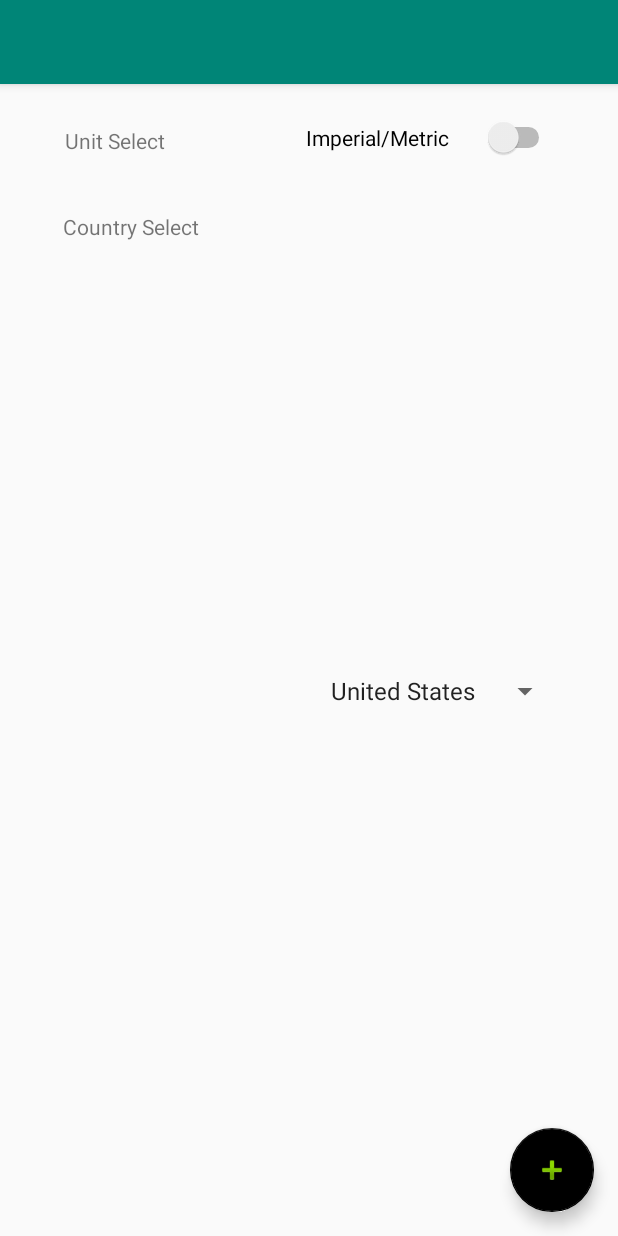
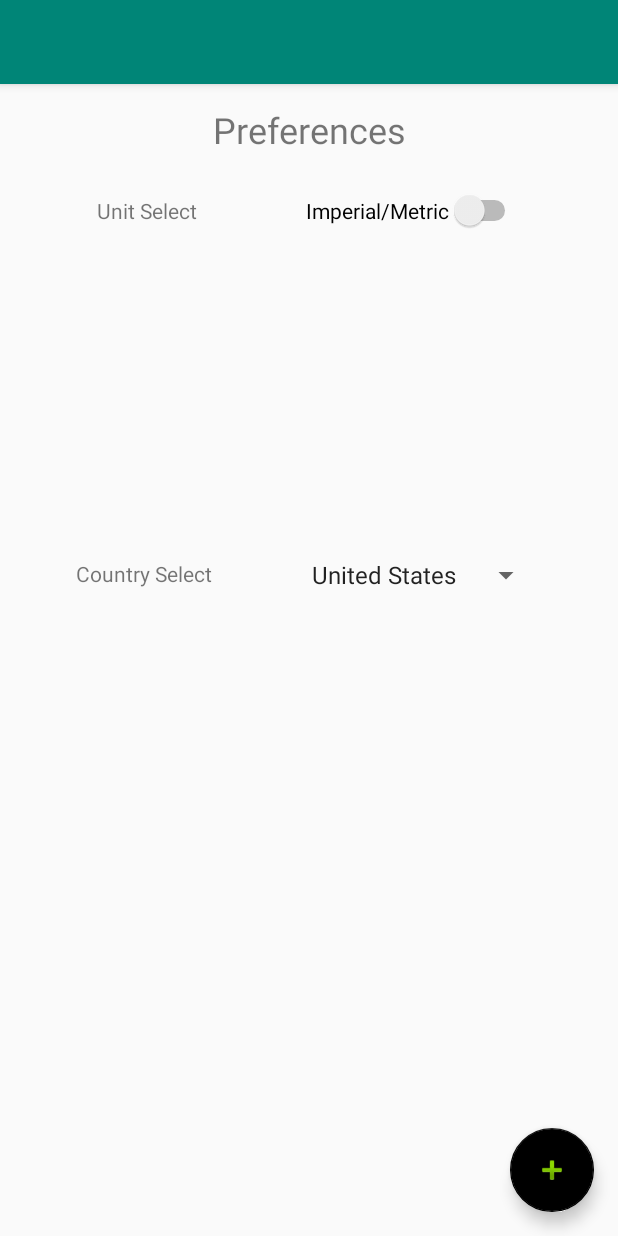
Before and after one commit to SCCapstone/DBK, an Android app: the screen it shows after launch (NavigationActivity), in the side drawer, after a tap on "Settings", on a phone screen of 412 x 824 dp. Run offline under Robolectric (Android 15) with nearby library versions, the phone set to English and light mode, and no system bars; our stand-ins replace Room's generated code; libraries missing offline, so code that uses them is left out: javax.measure.quantity, javax.measure.unit, org.jscience.physics; 5 statements that could not run were skipped.

Commit message:
About Us module is implemented
Changed settings layout to a constraint based layou

```diff
--- a/app/src/main/res/layout/settings_layout.xml
+++ b/app/src/main/res/layout/settings_layout.xml
@@ -1,10 +1,12 @@
 <?xml version="1.0" encoding="utf-8"?>
-<RelativeLayout xmlns:android="http://schemas.android.com/apk/res/android"
+<android.support.constraint.ConstraintLayout xmlns:android="http://schemas.android.com/apk/res/android"
+    xmlns:tools="http://schemas.android.com/tools"
     android:layout_width="match_parent"
     android:layout_height="match_parent"
     xmlns:app="http://schemas.android.com/apk/res-auto">
 
     <android.support.design.widget.AppBarLayout
+        android:id="@+id/appBarLayout"
         android:layout_width="match_parent"
         android:layout_height="wrap_content"
         android:theme="@style/AppTheme.AppBarOverlay">
@@ -25,9 +27,14 @@
         android:layout_height="wrap_content"
         android:layout_alignParentTop="true"
         android:layout_centerHorizontal="true"
-        android:layout_marginTop="9dp"
+        android:layout_marginStart="8dp"
+        android:layout_marginTop="14dp"
+        android:layout_marginEnd="8dp"
         android:text="Preferences"
-        android:textSize="24sp" />
+        android:textSize="24sp"
+        app:layout_constraintEnd_toEndOf="parent"
+        app:layout_constraintStart_toStartOf="parent"
+        app:layout_constraintTop_toBottomOf="@+id/appBarLayout" />
 
     <Switch
         android:id="@+id/unitSwitch"
@@ -35,11 +42,14 @@
         android:layout_height="wrap_content"
         android:layout_below="@+id/textView12"
         android:layout_alignParentEnd="true"
-        android:layout_marginStart="94dp"
-        android:layout_marginTop="36dp"
-        android:layout_marginEnd="42dp"
+        android:layout_marginStart="8dp"
+        android:layout_marginTop="24dp"
+        android:layout_marginEnd="8dp"
         android:layout_toEndOf="@+id/textView13"
-        android:text="Imperial/Metric" />
+        android:text="Imperial/Metric"
+        app:layout_constraintEnd_toEndOf="parent"
+        app:layout_constraintStart_toEndOf="@+id/textView13"
+        app:layout_constraintTop_toBottomOf="@+id/textView12" />
 
     <Spinner
         android:id="@+id/country"
@@ -47,8 +57,14 @@
         android:layout_height="wrap_content"
         android:layout_alignParentEnd="true"
         android:layout_alignParentBottom="true"
-        android:layout_marginEnd="38dp"
-        android:layout_marginBottom="351dp" />
+        android:layout_marginStart="8dp"
+        android:layout_marginTop="8dp"
+        android:layout_marginEnd="8dp"
+        android:layout_marginBottom="220dp"
+        app:layout_constraintBottom_toBottomOf="parent"
+        app:layout_constraintEnd_toEndOf="parent"
+        app:layout_constraintStart_toEndOf="@+id/textView14"
+        app:layout_constraintTop_toBottomOf="@+id/unitSwitch" />
 
     <TextView
         android:id="@+id/textView13"
@@ -56,9 +72,13 @@
         android:layout_height="wrap_content"
         android:layout_below="@+id/textView12"
         android:layout_alignParentStart="true"
-        android:layout_marginStart="43dp"
-        android:layout_marginTop="42dp"
-        android:text="Unit Select" />
+        android:layout_marginStart="8dp"
+        android:layout_marginTop="28dp"
+        android:layout_marginEnd="8dp"
+        android:text="Unit Select"
+        app:layout_constraintEnd_toStartOf="@+id/unitSwitch"
+        app:layout_constraintStart_toStartOf="parent"
+        app:layout_constraintTop_toBottomOf="@+id/textView12" />
 
     <TextView
         android:id="@+id/textView14"
@@ -66,7 +86,13 @@
         android:layout_height="wrap_content"
         android:layout_alignParentStart="true"
         android:layout_alignParentTop="true"
-        android:layout_marginStart="42dp"
-        android:layout_marginTop="141dp"
-        android:text="Country Select" />
-</RelativeLayout>
+        android:layout_marginStart="8dp"
+        android:layout_marginTop="8dp"
+        android:layout_marginEnd="8dp"
+        android:layout_marginBottom="218dp"
+        android:text="Country Select"
+        app:layout_constraintBottom_toBottomOf="parent"
+        app:layout_constraintEnd_toStartOf="@+id/country"
+        app:layout_constraintStart_toStartOf="parent"
+        app:layout_constraintTop_toBottomOf="@+id/textView13" />
+</android.support.constraint.ConstraintLayout>
```
